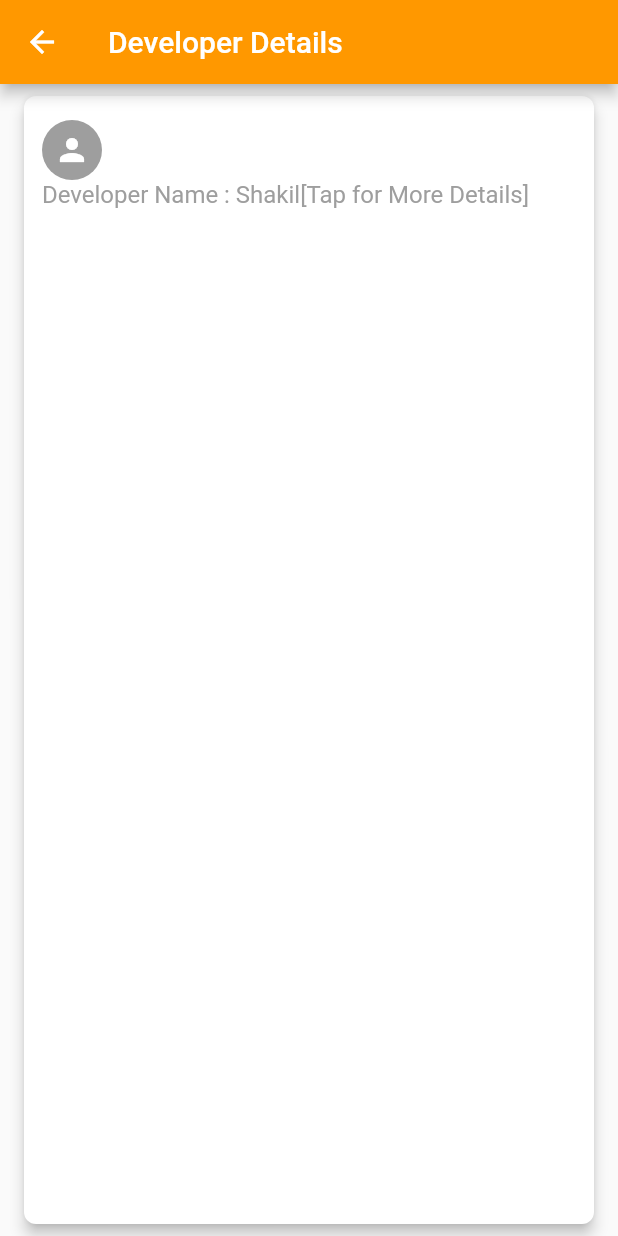
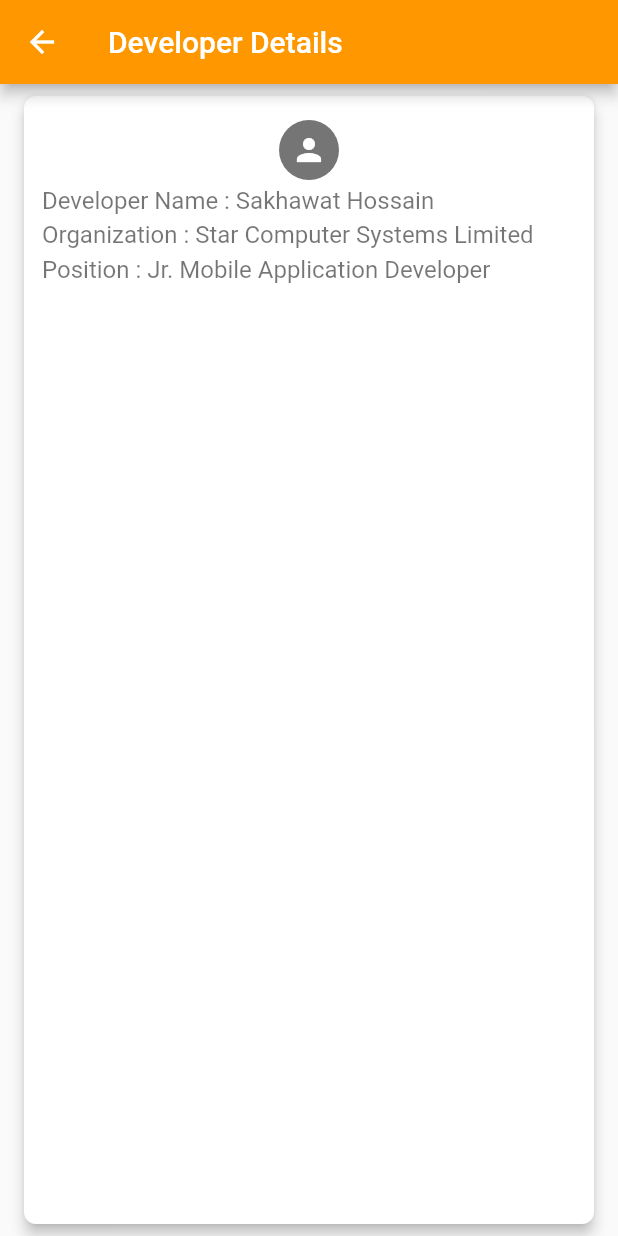
Before and after one commit to shakiz/student_app, a Flutter app: the DeveloperDetails screen opened directly, on a phone screen of 412 x 824 dp. Run offline on Flutter 3.47's test engine with Material 2 defaults, Android fonts, the phone set to English and light mode, and no system bars; our stand-ins replace sqflite; accounts and stored records are empty.

Commit message:
images and hero widget

```diff
--- a/lib/screens/developer_details.dart
+++ b/lib/screens/developer_details.dart
@@ -34,13 +34,13 @@ class DeveloperState extends State<DeveloperDetails> {
                 child: Column(
                   children: <Widget>[
                     Align(
-                      alignment: Alignment.centerLeft,
+                      alignment: Alignment.center,
                       child: Hero(
                         tag: "profileIcon",
                         child: Material(
                           color: Colors.transparent,
                           child: CircleAvatar(
-                            backgroundColor: Colors.grey,
+                            backgroundColor: Colors.black54,
                             child: Icon(
                               Icons.person,
                               color: Colors.white,
@@ -51,6 +51,9 @@ class DeveloperState extends State<DeveloperDetails> {
                     ),
                     Align(
                         alignment: Alignment.centerLeft,
+                        child: Container(
+                          margin: EdgeInsets.only(
+                              left: 0, right: 0, top: 4, bottom: 0),
                           child: Hero(
                             tag: "details",
                             child: Material(
@@ -59,12 +62,60 @@ class DeveloperState extends State<DeveloperDetails> {
                                 children: <Widget>[
                                   Flexible(
                                     child: Text(
-                                  "Developer Name : Shakil[Tap for More Details]",
+                                      "Developer Name : Sakhawat Hossain",
                                       style: TextStyle(
-                                      color: Colors.grey, fontSize: 16),
+                                          color: Colors.black54, fontSize: 16),
                                     ),
                                   )
                                 ],
+                              ),
+                            ),
+                          ),
+                        )),
+                    Align(
+                      alignment: Alignment.centerLeft,
+                      child: Container(
+                        margin: EdgeInsets.only(
+                            left: 0, right: 0, top: 4, bottom: 0),
+                        child: Hero(
+                          tag: "org",
+                          child: Material(
+                            color: Colors.transparent,
+                            child: Row(
+                              children: <Widget>[
+                                Flexible(
+                                  child: Text(
+                                    "Organization : Star Computer Systems Limited",
+                                    style: TextStyle(
+                                        color: Colors.black54, fontSize: 16),
+                                  ),
+                                )
+                              ],
+                            ),
+                          ),
+                        ),
+                      ),
+                    ),
+                    Align(
+                      alignment: Alignment.centerLeft,
+                      child: Container(
+                        margin: EdgeInsets.only(
+                            left: 0, right: 0, top: 4, bottom: 0),
+                        child: Hero(
+                          tag: "position",
+                          child: Material(
+                            color: Colors.transparent,
+                            child: Row(
+                              children: <Widget>[
+                                Flexible(
+                                  child: Text(
+                                    "Position : Jr. Mobile Application Developer",
+                                    style: TextStyle(
+                                        color: Colors.black54, fontSize: 16),
+                                  ),
+                                )
+                              ],
+                            ),
                           ),
                         ),
                       ),
```
Also changed, not shown: images/four.png (added), images/one.png (added), images/three.png (added), images/two.png (added). Lines whose indentation alone changed are shown as unchanged.
